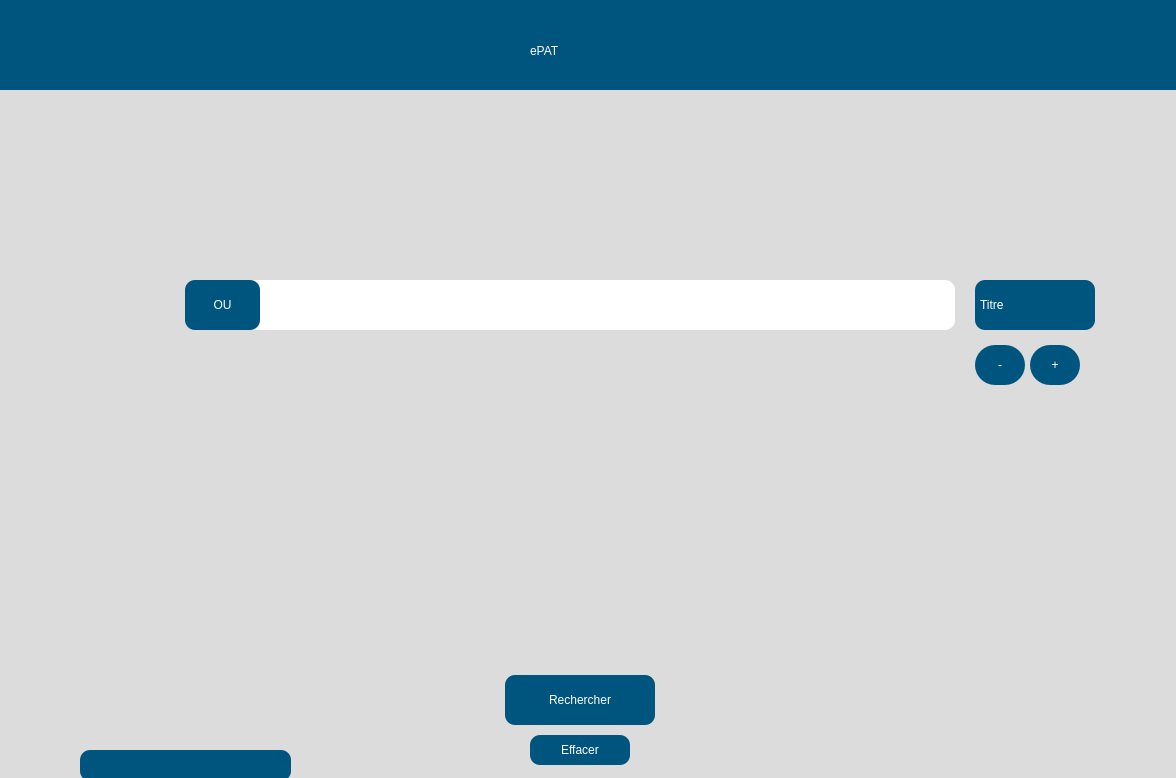
This is src/user_interface/french_start.ui in eppenney/eBook-Perpetual-Access-Rights-Tracker as Qt 5 draws it before an edit. The edited form follows.
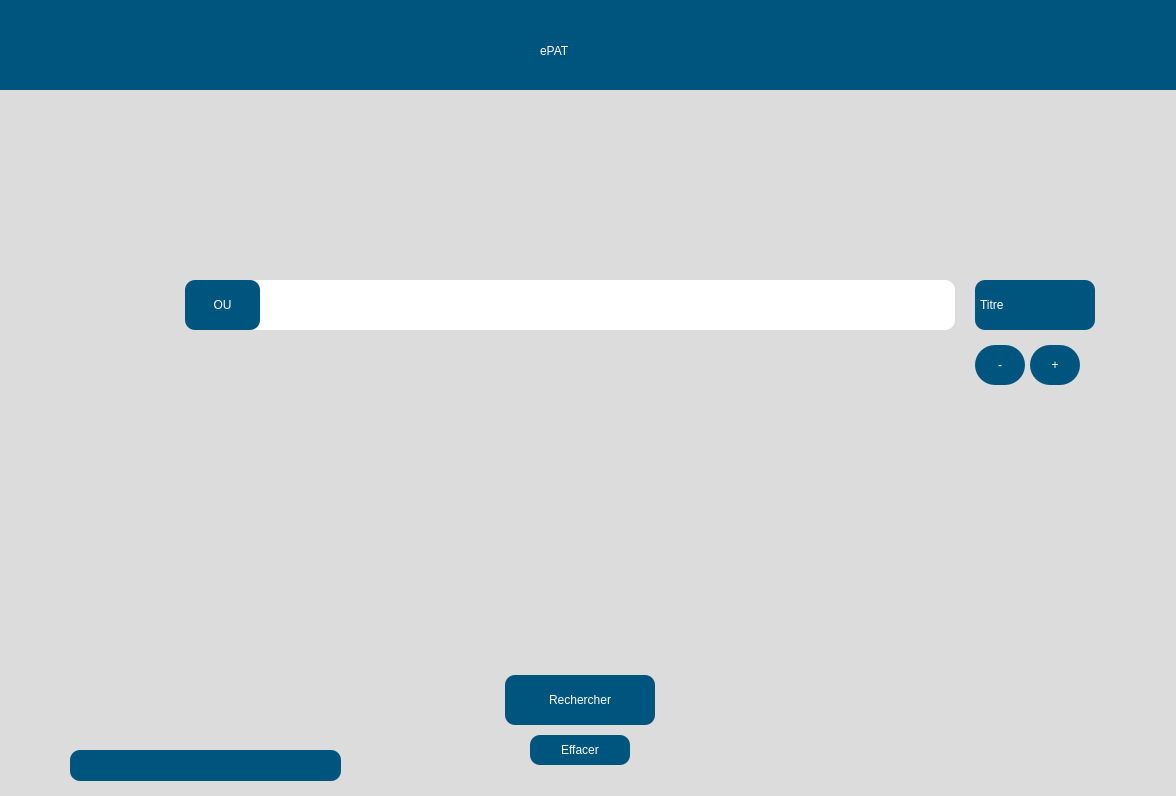
This is the edited form. Icons and pictures are not drawn.

What changed in the file:
```diff
--- a/src/user_interface/french_start.ui
+++ b/src/user_interface/french_start.ui
@@ -7,7 +7,7 @@
     <x>0</x>
     <y>0</y>
     <width>1176</width>
-    <height>778</height>
+    <height>796</height>
    </rect>
   </property>
   <property name="windowTitle">
@@ -28,7 +28,7 @@
    <widget class="QWidget" name="widget_2" native="true">
     <property name="geometry">
      <rect>
-      <x>10</x>
+      <x>20</x>
       <y>0</y>
       <width>1200</width>
       <height>90</height>
@@ -309,25 +309,12 @@
      </property>
     </item>
    </widget>
-   <widget class="QLabel" name="internetConnection">
-    <property name="geometry">
-     <rect>
-      <x>40</x>
-      <y>760</y>
-      <width>47</width>
-      <height>21</height>
-     </rect>
-    </property>
-    <property name="text">
-     <string/>
-    </property>
-   </widget>
    <widget class="QLabel" name="institutionName">
     <property name="geometry">
      <rect>
-      <x>100</x>
+      <x>90</x>
       <y>750</y>
-      <width>211</width>
+      <width>271</width>
       <height>31</height>
      </rect>
     </property>
@@ -353,6 +340,32 @@
      <string/>
     </property>
    </widget>
+   <widget class="QLabel" name="internetConnection">
+    <property name="geometry">
+     <rect>
+      <x>40</x>
+      <y>750</y>
+      <width>31</width>
+      <height>21</height>
+     </rect>
+    </property>
+    <property name="text">
+     <string/>
+    </property>
+   </widget>
+   <widget class="QLabel" name="helpIcon">
+    <property name="geometry">
+     <rect>
+      <x>160</x>
+      <y>270</y>
+      <width>41</width>
+      <height>41</height>
+     </rect>
+    </property>
+    <property name="text">
+     <string/>
+    </property>
+   </widget>
   </widget>
  </widget>
  <resources/>
```
